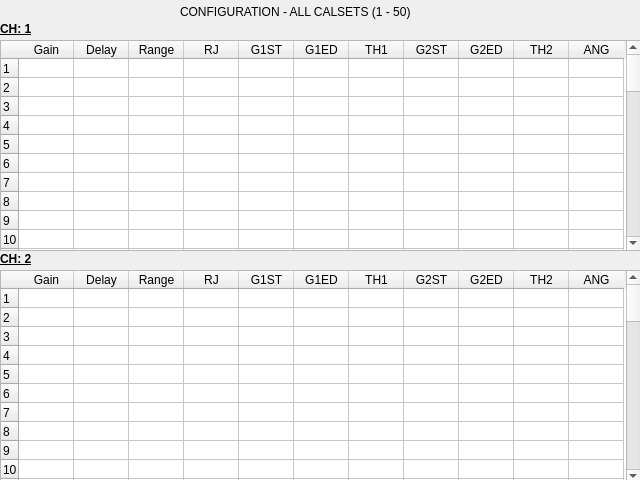
First picture: the form in configscreen.ui, repository parashyd/WeldTester, before the edit.
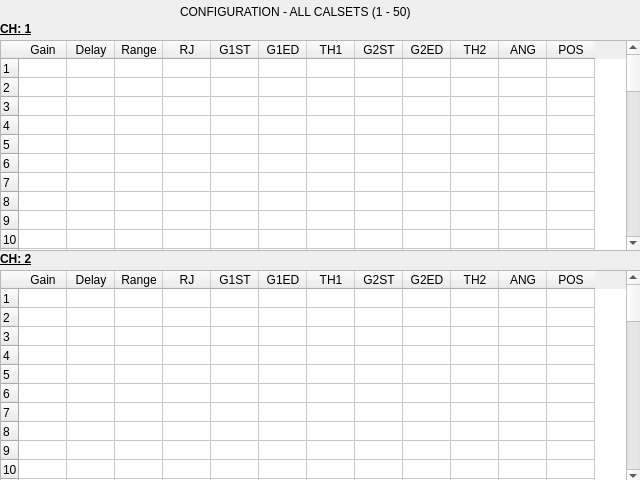
Second picture: the form after the edit.

Commit message: In config screen assigened pos change to INC and DEC keys

```diff
--- a/configscreen.ui
+++ b/configscreen.ui
@@ -15,7 +15,7 @@
     <rect>
      <x>180</x>
      <y>3</y>
-     <width>265</width>
+     <width>281</width>
      <height>18</height>
     </rect>
    </property>
@@ -47,13 +47,13 @@
     <number>50</number>
    </property>
    <property name="columnCount">
-    <number>11</number>
+    <number>12</number>
    </property>
    <attribute name="horizontalHeaderMinimumSectionSize">
     <number>20</number>
    </attribute>
    <attribute name="horizontalHeaderDefaultSectionSize">
-    <number>55</number>
+    <number>48</number>
    </attribute>
    <attribute name="verticalHeaderMinimumSectionSize">
     <number>15</number>
@@ -166,6 +166,11 @@
      <string>ANG</string>
     </property>
    </column>
+   <column>
+    <property name="text">
+     <string>POS</string>
+    </property>
+   </column>
   </widget>
   <widget class="QTableWidget" name="configTable_2">
    <property name="geometry">
@@ -188,7 +193,7 @@
     <number>50</number>
    </property>
    <property name="columnCount">
-    <number>11</number>
+    <number>12</number>
    </property>
    <attribute name="horizontalHeaderVisible">
     <bool>true</bool>
@@ -197,7 +202,7 @@
     <number>20</number>
    </attribute>
    <attribute name="horizontalHeaderDefaultSectionSize">
-    <number>55</number>
+    <number>48</number>
    </attribute>
    <attribute name="verticalHeaderVisible">
     <bool>true</bool>
@@ -313,6 +318,11 @@
      <string>ANG</string>
     </property>
    </column>
+   <column>
+    <property name="text">
+     <string>POS</string>
+    </property>
+   </column>
   </widget>
   <widget class="QLabel" name="label">
    <property name="geometry">
```
The commit also changes 4 other files.
